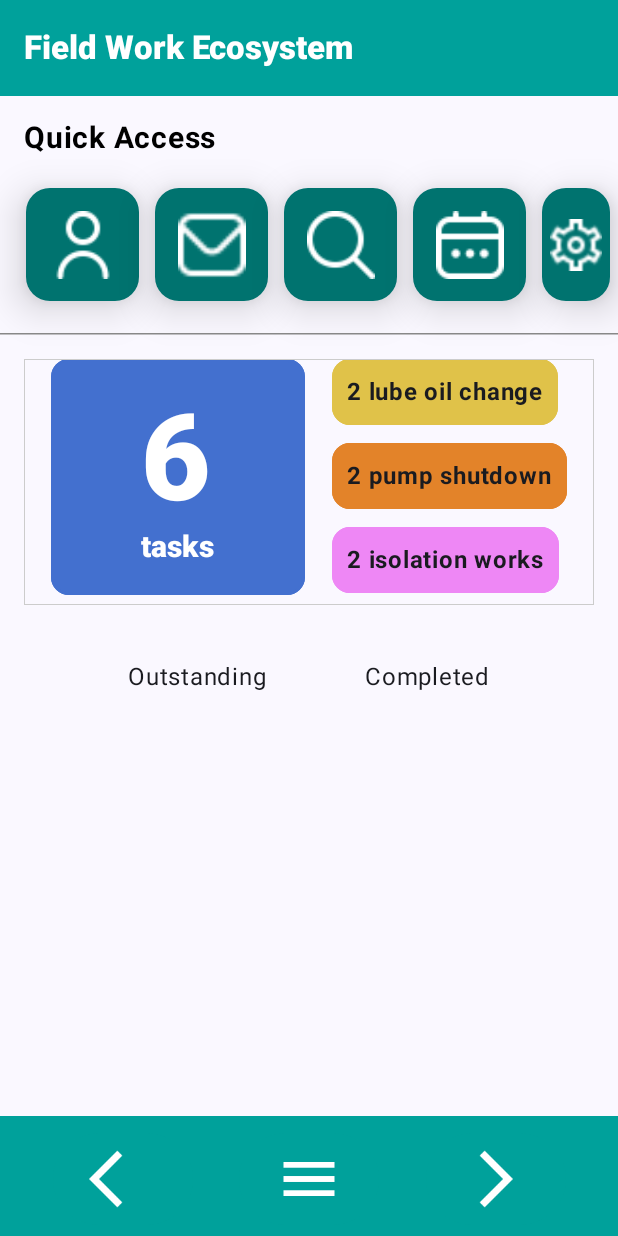
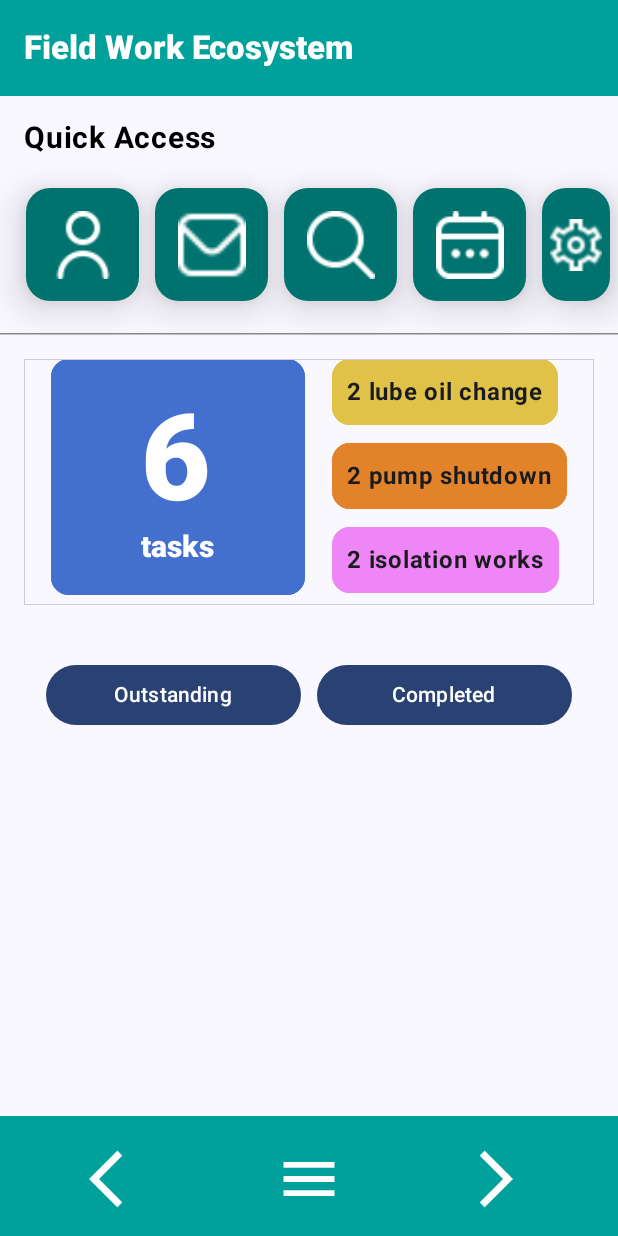
Before and after one commit to alhammialiff/industrial-condition-monitoring-app, an Android app built with Jetpack Compose: the screen it shows after launch (MainActivity), on a phone screen of 412 x 824 dp. Run offline under Robolectric (Android 15) with nearby library versions, the phone set to English and light mode, and no system bars; our stand-ins replace livedata-compose.

Commit message:
[Tab] Encapsulate TabLabel with BUtton

```diff
--- a/app/src/main/java/com/example/kotlindevcourse/HomeScreen.kt
+++ b/app/src/main/java/com/example/kotlindevcourse/HomeScreen.kt
@@ -543,6 +543,7 @@ fun QuickAccessButton(
 
 
 /* Custom Tab Container Composable */
+@OptIn(ExperimentalLayoutApi::class)
 @Composable
 fun TabContainer(
     selectedTabIndex: Any,
@@ -555,7 +556,7 @@ fun TabContainer(
         "Completed"
     )
 
-    Row(
+    FlowRow(
         horizontalArrangement = Arrangement.SpaceEvenly,
         modifier = modifier
             .padding(20.dp)
@@ -582,10 +583,16 @@ fun Tab(
     tabLabel: String = "Tab Label",
     modifier: Modifier = Modifier
 ) {
+    Button(
+        onClick = {},
+        modifier = modifier.width(170.dp)
+    ){
+        Text(
+            text = tabLabel,
+            modifier = modifier
+        )
+    }
 
-    Text(
-        text = tabLabel
-    )
 
 }
 
```
